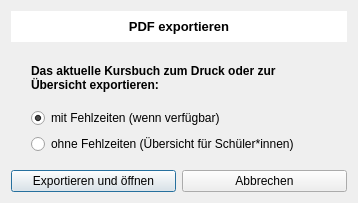
pyphil/Kursbuch, file pdfdialog.ui: the form before one commit.
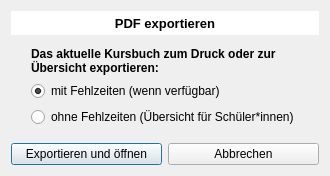
The form after the commit. Icons and pictures are not drawn.

```diff
--- a/pdfdialog.ui
+++ b/pdfdialog.ui
@@ -9,16 +9,10 @@
    <rect>
     <x>0</x>
     <y>0</y>
-    <width>358</width>
-    <height>203</height>
+    <width>326</width>
+    <height>176</height>
    </rect>
   </property>
-  <property name="minimumSize">
-   <size>
-    <width>304</width>
-    <height>184</height>
-   </size>
-  </property>
   <property name="windowTitle">
    <string>PDF Export</string>
   </property>
```
